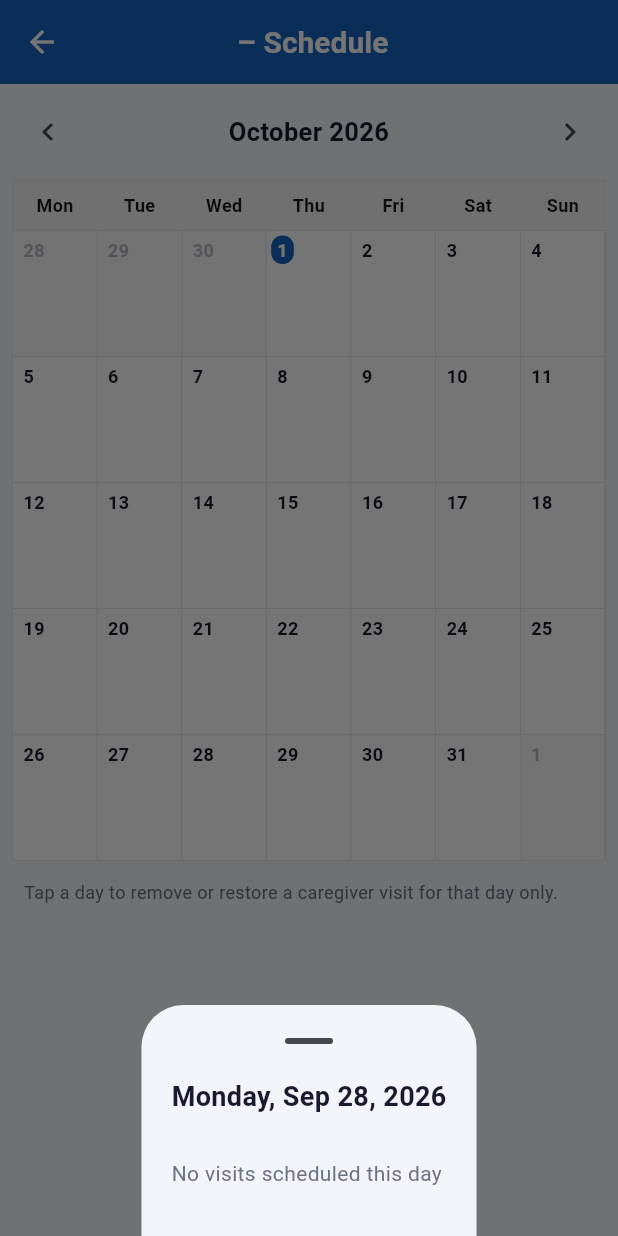
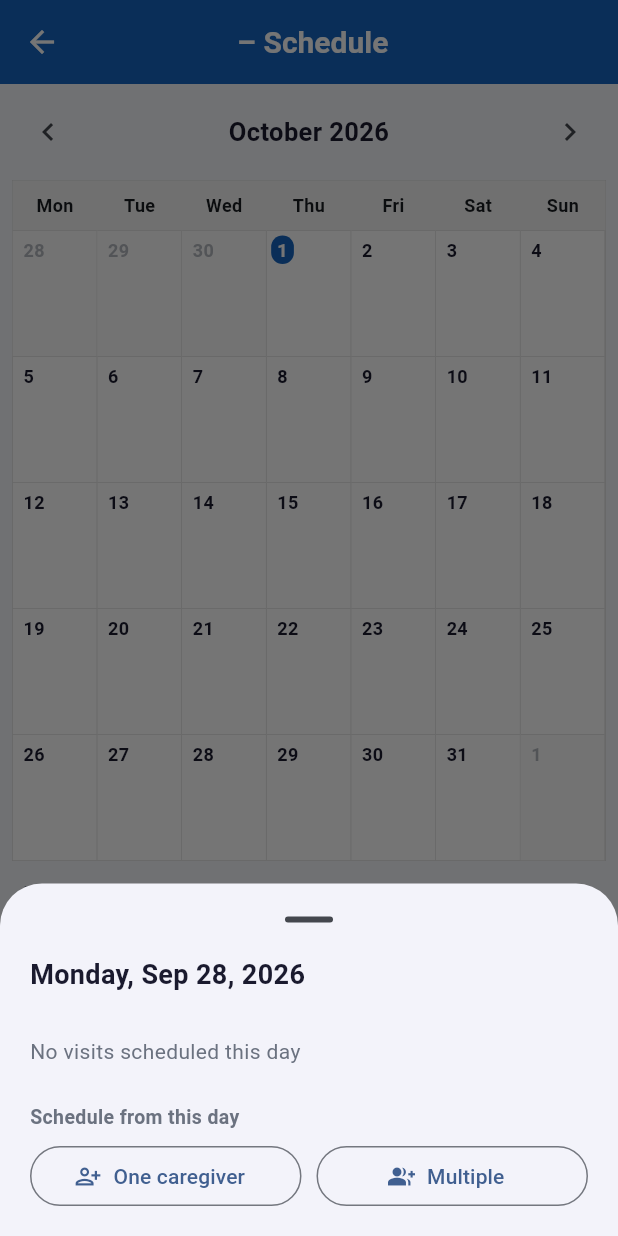
Before and after one commit to Mega1231/Mega-App, a Flutter app: the ClientScheduleScreen screen opened directly with empty values, after a tap on the "chevron left" icon, after a tap on the "chevron right" icon, after a tap on "28", on a phone screen of 412 x 824 dp. Run offline on Flutter 3.47's test engine with Material 3 defaults, Android fonts, the phone set to English and light mode, and no system bars; our stand-ins replace cloud_firestore, cloud_functions, file_picker, firebase_auth, firebase_core, firebase_messaging and 8 more; missing offline and left inert: agora_rtc_engine; accounts and stored records are empty.

Commit message:
Schedule caregivers from the client's schedule, allow backdating
- The client card button is now "Schedule". Its screen has "Schedule
  Caregiver" (New Assignment form) and "Multiple Caregivers" (Group
  Assignment, each caregiver with their own time), both with the client
  preselected. Tapping a day offers the same, starting from that day.
- Start dates can be set up to one year back (e.g. Oct 1, 2025 on
  Oct 1, 2026) in both forms.
- Calendar days list every scheduled caregiver instead of the first two.

```diff
--- a/lib/views/admin/client_schedule_screen.dart
+++ b/lib/views/admin/client_schedule_screen.dart
@@ -5,6 +5,7 @@ import '../../models/assignment.dart';
 import '../../services/assignment_service.dart';
 import '../../theme/app_theme.dart';
 import '../../widgets/custom_snackbar.dart';
+import 'assignments_screen.dart';
 
 const _caregiverColor = Color(0xFFE91E63);
 
@@ -124,6 +125,23 @@ class _ClientScheduleScreenState extends State<ClientScheduleScreen> {
     }
   }
 
+  Future<void> _schedule({DateTime? startDate, bool multiple = false}) async {
+    if (multiple) {
+      await showGroupAssignmentSheet(
+        context,
+        client: widget.client,
+        startDate: startDate,
+      );
+    } else {
+      await showCreateAssignmentSheet(
+        context,
+        client: widget.client,
+        startDate: startDate,
+      );
+    }
+    if (mounted) await _load();
+  }
+
   void _openDay(DateTime date) {
     showModalBottomSheet(
       context: context,
@@ -176,6 +194,41 @@ class _ClientScheduleScreenState extends State<ClientScheduleScreen> {
                       _changeVisit(a, date, remove: false);
                     },
                   ),
+                const SizedBox(height: 8),
+                const Text(
+                  'Schedule from this day',
+                  style: TextStyle(
+                    fontSize: 13,
+                    fontWeight: FontWeight.w600,
+                    color: AppTheme.textSecondary,
+                  ),
+                ),
+                const SizedBox(height: 6),
+                Row(
+                  children: [
+                    Expanded(
+                      child: OutlinedButton.icon(
+                        onPressed: () {
+                          Navigator.pop(ctx);
+                          _schedule(startDate: date);
+                        },
+                        icon: const Icon(Icons.person_add_alt, size: 18),
+                        label: const Text('One caregiver'),
+                      ),
+                    ),
+                    const SizedBox(width: 10),
+                    Expanded(
+                      child: OutlinedButton.icon(
+                        onPressed: () {
+                          Navigator.pop(ctx);
+                          _schedule(startDate: date, multiple: true);
+                        },
+                        icon: const Icon(Icons.group_add, size: 18),
+                        label: const Text('Multiple'),
+                      ),
+                    ),
+                  ],
+                ),
               ],
             ),
           ),
@@ -188,6 +241,26 @@ class _ClientScheduleScreenState extends State<ClientScheduleScreen> {
   Widget build(BuildContext context) {
     return Scaffold(
       appBar: AppBar(title: Text('${widget.client.fullName} – Schedule')),
+      floatingActionButton: Column(
+        mainAxisSize: MainAxisSize.min,
+        crossAxisAlignment: CrossAxisAlignment.end,
+        children: [
+          FloatingActionButton.extended(
+            heroTag: 'scheduleMultiple',
+            backgroundColor: AppTheme.successColor,
+            onPressed: () => _schedule(multiple: true),
+            icon: const Icon(Icons.group_add),
+            label: const Text('Multiple Caregivers'),
+          ),
+          const SizedBox(height: 10),
+          FloatingActionButton.extended(
+            heroTag: 'scheduleCaregiver',
+            onPressed: () => _schedule(),
+            icon: const Icon(Icons.add),
+            label: const Text('Schedule Caregiver'),
+          ),
+        ],
+      ),
       body: _isLoading
           ? const Center(child: CircularProgressIndicator())
           : _error != null
@@ -200,7 +273,7 @@ class _ClientScheduleScreenState extends State<ClientScheduleScreen> {
               : RefreshIndicator(
                   onRefresh: _load,
                   child: ListView(
-                    padding: const EdgeInsets.fromLTRB(8, 8, 8, 24),
+                    padding: const EdgeInsets.fromLTRB(8, 8, 8, 160),
                     children: [
                       _buildMonthHeader(),
                       const SizedBox(height: 8),
@@ -336,7 +409,7 @@ class _ClientScheduleScreenState extends State<ClientScheduleScreen> {
                               ],
                             ),
                             const SizedBox(height: 2),
-                            for (final a in visits.take(2))
+                            for (final a in visits)
                               Padding(
                                 padding: const EdgeInsets.only(bottom: 3),
                                 child: Column(
@@ -365,15 +438,6 @@ class _ClientScheduleScreenState extends State<ClientScheduleScreen> {
                                       ),
                                     ),
                                   ],
-                                ),
-                              ),
-                            if (visits.length > 2)
-                              Text(
-                                '+${visits.length - 2} more',
-                                style: const TextStyle(
-                                  fontSize: 8,
-                                  fontWeight: FontWeight.w600,
-                                  color: AppTheme.primaryColor,
                                 ),
                               ),
                           ],
--- a/lib/views/admin/manage_clients_screen.dart
+++ b/lib/views/admin/manage_clients_screen.dart
@@ -675,7 +675,7 @@ class _UserCardState extends State<_UserCard> {
                 ),
                 icon: const Icon(Icons.calendar_month, size: 18),
                 label: const Text(
-                  'Schedule Calendar',
+                  'Schedule',
                   style: TextStyle(fontSize: 14, fontWeight: FontWeight.w600),
                 ),
                 style: OutlinedButton.styleFrom(
```
Also changed, not shown: lib/views/admin/assignments_screen.dart (+111 -12 lines).
